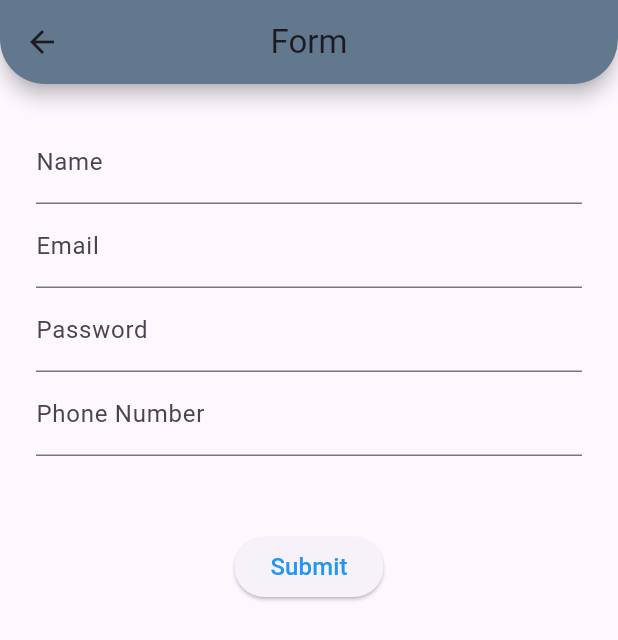
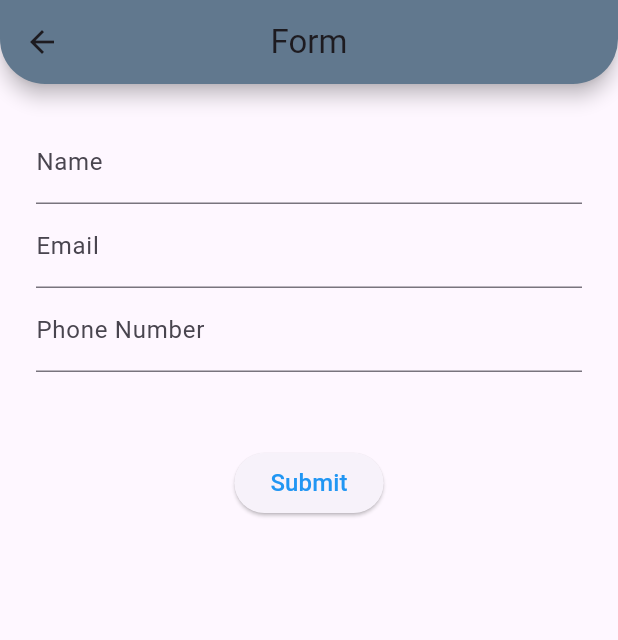
Before and after one commit to AustinFSSE/FlutterProject, a Flutter app: the screen it shows after launch, after a tap on "Describe it to us!", on a phone screen of 412 x 824 dp. Shown: the top 640 px of the screen. Run offline on Flutter 3.47's test engine with Material 3 defaults, Android fonts, the light colour scheme and no system bars; our stand-ins replace flutter_svg; Roboto replaces fonts that are missing (Poppins).

Commit message:
blah blah

```diff
--- a/lib/pages/forms_screen.dart
+++ b/lib/pages/forms_screen.dart
@@ -10,7 +10,6 @@ class FormScreen extends StatefulWidget {
 class _FormScreenState extends State<FormScreen> {
   late String _name;
   late String _email;
-  late String _password;
   late String _phoneNumber;
 
   final GlobalKey<FormState> _formKey = GlobalKey<FormState>();
@@ -38,19 +37,6 @@ class _FormScreenState extends State<FormScreen> {
         },
         onSaved: (value) {
           value = _email;
-        });
-  }
-
-  Widget _buildpassword() {
-    return TextFormField(
-        decoration: const InputDecoration(labelText: 'Password'),
-        validator: (value) {
-          if (value!.isEmpty) {
-            return "Password is required";
-          }
-        },
-        onSaved: (value) {
-          value = _password;
         });
   }
 
@@ -85,7 +71,6 @@ class _FormScreenState extends State<FormScreen> {
             children: [
               _buildName(),
               _buildEmail(),
-              _buildpassword(),
               _buildphoneNumber(),
               const SizedBox(height: 50),
               ElevatedButton(
--- a/lib/pages/home.dart
+++ b/lib/pages/home.dart
@@ -71,6 +71,11 @@ class HomePage extends StatelessWidget {
                       MaterialPageRoute(builder: (context) => const FormScreen()),
                     );
                   },
+                  style: ElevatedButton.styleFrom(
+                    backgroundColor: Colors.deepOrange[400],
+                    foregroundColor: Colors.black,
+                    elevation: 8,
+                  ),
                   child: const Text(
                     'Describe it to us!',
                     style: TextStyle(fontFamily: 'Poppins', fontStyle: FontStyle.italic),
```
